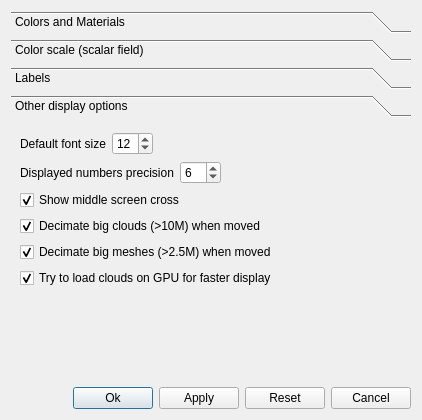
Qt form qCC/ui_templates/displayOptionsDlg.ui (CloudCompare/CloudCompare) before a commit.
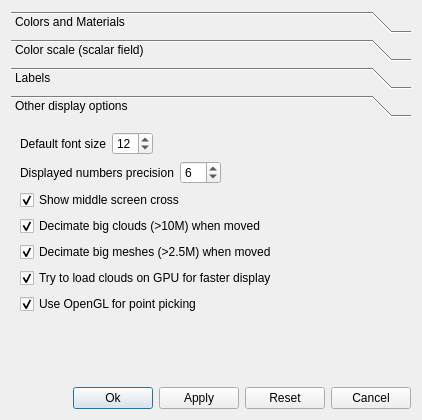
The same form after that commit. The open tabs and pages were chosen to show the change. Icons and pictures are not drawn.

The edit to the form file:
```diff
--- a/qCC/ui_templates/displayOptionsDlg.ui
+++ b/qCC/ui_templates/displayOptionsDlg.ui
@@ -706,6 +706,19 @@
          </property>
         </widget>
        </item>
+       <item>
+        <widget class="QCheckBox" name="openGLPickingCheckBox">
+         <property name="toolTip">
+          <string>To use OpenGL for point picking (no octree is required but it can be slow on low-end GPUs)</string>
+         </property>
+         <property name="text">
+          <string>Use OpenGL for point picking</string>
+         </property>
+         <property name="checked">
+          <bool>true</bool>
+         </property>
+        </widget>
+       </item>
        <item>
         <spacer name="verticalSpacer_3">
          <property name="orientation">
```
Left out of the diff: 2 changed lines with no effect on the pictures.
